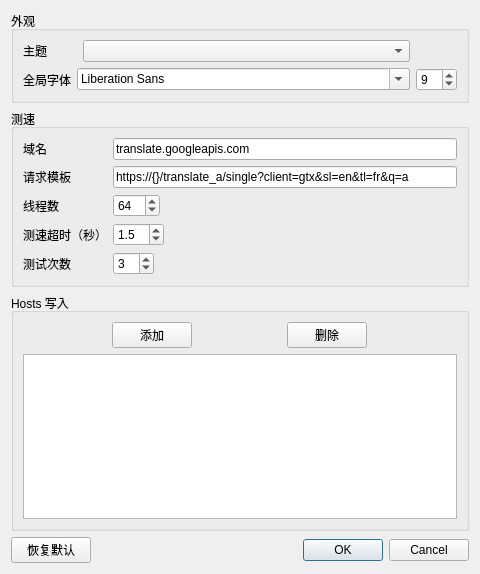
This is dlgSettings.ui in GoodCoder666/GoogleTranslate_IPFinder as Qt 5 draws it before an edit. The edited form follows.
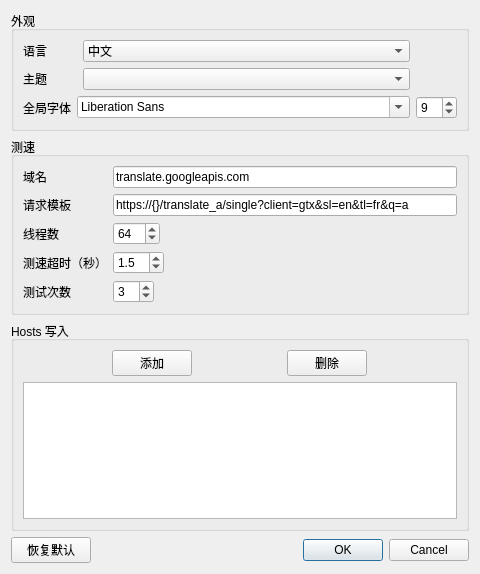
This is the edited form.

```diff
--- a/dlgSettings.ui
+++ b/dlgSettings.ui
@@ -20,40 +20,7 @@
       <string>外观</string>
      </property>
      <layout class="QGridLayout" name="gridLayout">
-      <item row="1" column="1" colspan="2">
-       <widget class="QFontComboBox" name="fontComboBox">
-        <property name="sizePolicy">
-         <sizepolicy hsizetype="Expanding" vsizetype="Fixed">
-          <horstretch>0</horstretch>
-          <verstretch>0</verstretch>
-         </sizepolicy>
-        </property>
-       </widget>
-      </item>
-      <item row="0" column="2">
-       <widget class="QComboBox" name="comboBox_style">
-        <property name="sizePolicy">
-         <sizepolicy hsizetype="Expanding" vsizetype="Fixed">
-          <horstretch>0</horstretch>
-          <verstretch>0</verstretch>
-         </sizepolicy>
-        </property>
-       </widget>
-      </item>
-      <item row="1" column="0">
-       <widget class="QLabel" name="labGlobalFont">
-        <property name="sizePolicy">
-         <sizepolicy hsizetype="Maximum" vsizetype="Preferred">
-          <horstretch>0</horstretch>
-          <verstretch>0</verstretch>
-         </sizepolicy>
-        </property>
-        <property name="text">
-         <string>全局字体</string>
-        </property>
-       </widget>
-      </item>
-      <item row="0" column="0" colspan="2">
+      <item row="1" column="0" colspan="2">
        <widget class="QLabel" name="labStyle">
         <property name="sizePolicy">
          <sizepolicy hsizetype="Maximum" vsizetype="Preferred">
@@ -66,7 +33,27 @@
         </property>
        </widget>
       </item>
-      <item row="1" column="3">
+      <item row="3" column="1" colspan="2">
+       <widget class="QFontComboBox" name="fontComboBox">
+        <property name="sizePolicy">
+         <sizepolicy hsizetype="Expanding" vsizetype="Fixed">
+          <horstretch>0</horstretch>
+          <verstretch>0</verstretch>
+         </sizepolicy>
+        </property>
+       </widget>
+      </item>
+      <item row="1" column="2">
+       <widget class="QComboBox" name="comboBox_style">
+        <property name="sizePolicy">
+         <sizepolicy hsizetype="Expanding" vsizetype="Fixed">
+          <horstretch>0</horstretch>
+          <verstretch>0</verstretch>
+         </sizepolicy>
+        </property>
+       </widget>
+      </item>
+      <item row="3" column="3">
        <widget class="QSpinBox" name="spinBox_fontSize">
         <property name="minimum">
          <number>4</number>
@@ -79,6 +66,40 @@
         </property>
        </widget>
       </item>
+      <item row="3" column="0">
+       <widget class="QLabel" name="labGlobalFont">
+        <property name="sizePolicy">
+         <sizepolicy hsizetype="Maximum" vsizetype="Preferred">
+          <horstretch>0</horstretch>
+          <verstretch>0</verstretch>
+         </sizepolicy>
+        </property>
+        <property name="text">
+         <string>全局字体</string>
+        </property>
+       </widget>
+      </item>
+      <item row="0" column="0">
+       <widget class="QLabel" name="labLanguage">
+        <property name="text">
+         <string>语言</string>
+        </property>
+       </widget>
+      </item>
+      <item row="0" column="2">
+       <widget class="QComboBox" name="comboBox_language">
+        <item>
+         <property name="text">
+          <string>中文</string>
+         </property>
+        </item>
+        <item>
+         <property name="text">
+          <string>English</string>
+         </property>
+        </item>
+       </widget>
+      </item>
      </layout>
     </widget>
    </item>
```
